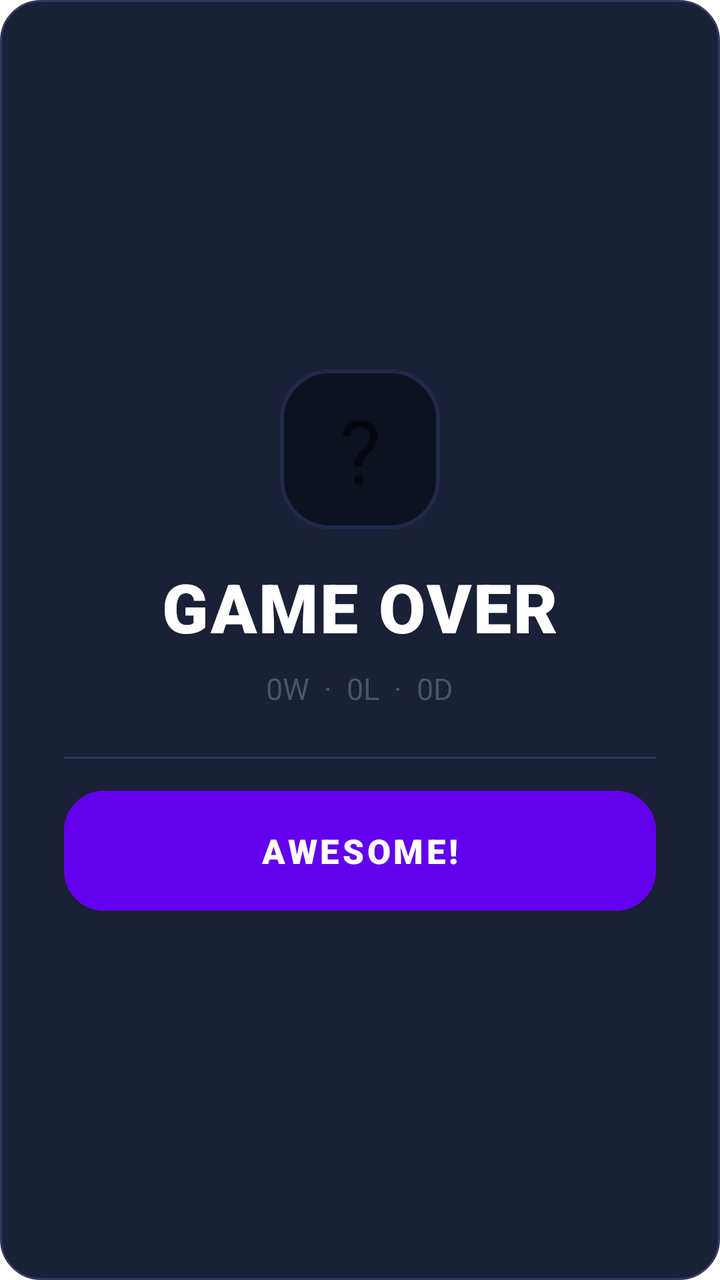
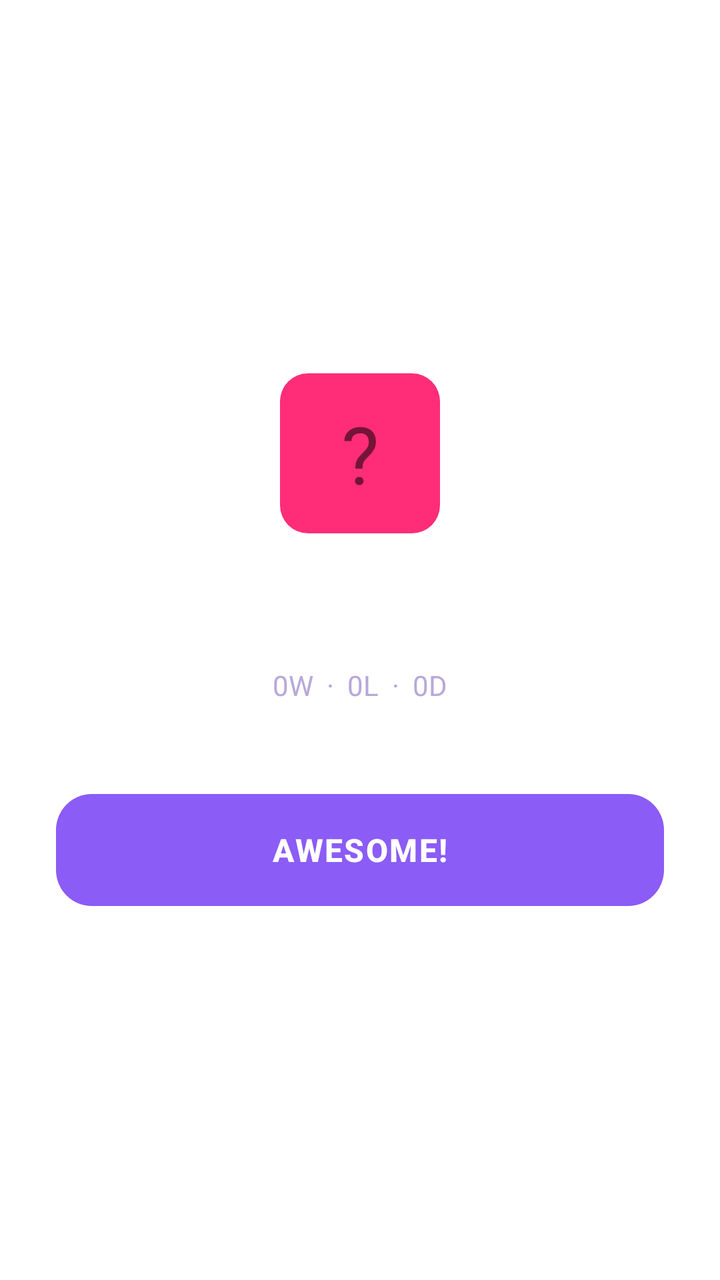

Before-and-after screenshots of an Android layout around one commit, followed by the original layout XML and the change that was made.
<!-- AndroidManifest.xml: application theme Theme.Tictactoe -->
<!-- res/layout/dialog_game_over.xml -->
<?xml version="1.0" encoding="utf-8"?>
<LinearLayout xmlns:android="http://schemas.android.com/apk/res/android"
    android:layout_width="320dp"
    android:layout_height="wrap_content"
    android:layout_gravity="center"
    android:background="@drawable/game_card"
    android:gravity="center"
    android:orientation="vertical"
    android:padding="32dp">

    
    <TextView
        android:id="@+id/tvGameOverIcon"
        android:layout_width="80dp"
        android:layout_height="80dp"
        android:gravity="center"
        android:text="?"
        android:textSize="44sp"
        android:background="@drawable/game_board_bg" />

    
    <TextView
        android:id="@+id/tvGameOverTitle"
        android:layout_width="wrap_content"
        android:layout_height="wrap_content"
        android:layout_marginTop="16dp"
        android:fontFamily="sans-serif-black"
        android:text="GAME OVER"
        android:textColor="#FFFFFF"
        android:textSize="34sp"
        android:textStyle="bold"
        android:letterSpacing="0.03" />

    
    <TextView
        android:id="@+id/tvGameOverMessage"
        android:layout_width="wrap_content"
        android:layout_height="wrap_content"
        android:layout_marginTop="8dp"
        android:layout_marginBottom="8dp"
        android:text="0W  ·  0L  ·  0D"
        android:textColor="#4A5568"
        android:textSize="15sp" />

    
    <View
        android:layout_width="match_parent"
        android:layout_height="1dp"
        android:layout_marginVertical="16dp"
        android:background="#2D3A5C" />

    
    <Button
        android:id="@+id/btnGameOverOk"
        android:layout_width="match_parent"
        android:layout_height="60dp"
        android:background="@drawable/gold_button"
        android:fontFamily="sans-serif-black"
        android:stateListAnimator="@null"
        android:text="AWESOME!"
        android:textColor="#FFFFFF"
        android:textSize="17sp"
        android:textStyle="bold" />

</LinearLayout>
<!-- resources referenced by this layout -->
<resources>
  <!-- drawable game_board_bg (drawable) -->
  <?xml version="1.0" encoding="utf-8"?>
  <shape xmlns:android="http://schemas.android.com/apk/res/android"
      android:shape="rectangle">
      <solid android:color="#0D1220" />
      <corners android:radius="24dp" />
      <stroke android:width="2dp" android:color="#1E2A4A" />
  </shape>
  <!-- drawable game_card (drawable) -->
  <?xml version="1.0" encoding="utf-8"?>
  <shape xmlns:android="http://schemas.android.com/apk/res/android"
      android:shape="rectangle">
      <solid android:color="#1A2035" />
      <corners android:radius="20dp" />
      <stroke android:width="1dp" android:color="#2D3A5C" />
  </shape>
  <!-- drawable gold_button (drawable) -->
  <?xml version="1.0" encoding="utf-8"?>
  <selector xmlns:android="http://schemas.android.com/apk/res/android">
  
      
      <item android:state_pressed="true">
          <layer-list>
              <item>
                  <shape android:shape="rectangle">
                      <solid android:color="#4C1D95" />
                      <corners android:radius="20dp" />
                  </shape>
              </item>
              <item>
                  <shape android:shape="rectangle">
                      <gradient
                          android:startColor="#7C3AED"
                          android:endColor="#6D28D9"
                          android:angle="270" />
                      <corners android:radius="20dp" />
                  </shape>
              </item>
          </layer-list>
      </item>
  
      
      <item>
          <layer-list>
              
              <item android:top="6dp">
                  <shape android:shape="rectangle">
                      <solid android:color="#3B0764" />
                      <corners android:radius="20dp" />
                  </shape>
              </item>
              
              <item android:bottom="6dp">
                  <shape android:shape="rectangle">
                      <gradient
                          android:startColor="#A855F7"
                          android:endColor="#8B5CF6"
                          android:angle="270" />
                      <corners android:radius="20dp" />
                  </shape>
              </item>
          </layer-list>
      </item>
  
  </selector>
  <style name="Theme.Tictactoe" parent="Theme.MaterialComponents.DayNight.NoActionBar">
          
          <item name="colorPrimary">@color/purple_500</item>
          <item name="colorPrimaryVariant">@color/purple_700</item>
          <item name="colorOnPrimary">@color/white</item>
          
          <item name="colorSecondary">@color/teal_200</item>
          <item name="colorSecondaryVariant">@color/teal_700</item>
          <item name="colorOnSecondary">@color/black</item>
          
          <item name="android:statusBarColor">?attr/colorPrimaryVariant</item>
          
      </style>
  <color name="purple_500">#FF6200EE</color>
  <color name="purple_700">#FF3700B3</color>
  <color name="white">#FFFFFFFF</color>
  <color name="teal_200">#FF03DAC5</color>
  <color name="teal_700">#FF018786</color>
  <color name="black">#FF000000</color>
</resources>

<!-- the commit's change to res/layout/dialog_game_over.xml (unified diff, before → after) -->
@@ -1,12 +1,12 @@
 <?xml version="1.0" encoding="utf-8"?>
 <LinearLayout xmlns:android="http://schemas.android.com/apk/res/android"
-    android:layout_width="320dp"
+    android:layout_width="300dp"
     android:layout_height="wrap_content"
     android:layout_gravity="center"
-    android:background="@drawable/game_card"
+    android:background="@drawable/bg_glass_card"
     android:gravity="center"
     android:orientation="vertical"
-    android:padding="32dp">
+    android:padding="28dp">
 
     
     <TextView
@@ -15,21 +15,20 @@
         android:layout_height="80dp"
         android:gravity="center"
         android:text="?"
-        android:textSize="44sp"
-        android:background="@drawable/game_board_bg" />
+        android:textSize="40sp"
+        android:background="@drawable/bg_x_symbol" />
 
     
     <TextView
         android:id="@+id/tvGameOverTitle"
         android:layout_width="wrap_content"
         android:layout_height="wrap_content"
-        android:layout_marginTop="16dp"
-        android:fontFamily="sans-serif-black"
+        android:layout_marginTop="18dp"
         android:text="GAME OVER"
         android:textColor="#FFFFFF"
-        android:textSize="34sp"
+        android:textSize="30sp"
         android:textStyle="bold"
-        android:letterSpacing="0.03" />
+        android:letterSpacing="0.04" />
 
     
     <TextView
@@ -37,29 +36,30 @@
         android:layout_width="wrap_content"
         android:layout_height="wrap_content"
         android:layout_marginTop="8dp"
-        android:layout_marginBottom="8dp"
+        android:layout_marginBottom="4dp"
         android:text="0W  ·  0L  ·  0D"
-        android:textColor="#4A5568"
-        android:textSize="15sp" />
+        android:textColor="@color/text_secondary"
+        android:textSize="14sp" />
 
     
     <View
         android:layout_width="match_parent"
         android:layout_height="1dp"
-        android:layout_marginVertical="16dp"
-        android:background="#2D3A5C" />
+        android:layout_marginVertical="20dp"
+        android:background="@color/glass_border" />
 
     
     <Button
         android:id="@+id/btnGameOverOk"
         android:layout_width="match_parent"
-        android:layout_height="60dp"
+        android:layout_height="56dp"
         android:background="@drawable/gold_button"
-        android:fontFamily="sans-serif-black"
         android:stateListAnimator="@null"
         android:text="AWESOME!"
+        android:textAllCaps="true"
         android:textColor="#FFFFFF"
-        android:textSize="17sp"
-        android:textStyle="bold" />
+        android:textSize="16sp"
+        android:textStyle="bold"
+        android:letterSpacing="0.05" />
 
 </LinearLayout>
<!-- resource entries referenced after the edit -->
@@ -1,88 +1,80 @@
 <!-- resources referenced by this layout -->
 <resources>
-  <!-- drawable game_board_bg (drawable) -->
+  <color name="glass_border">#33FFFFFF</color>
+  <color name="text_secondary">#FFB8A8D8</color>
+  <!-- drawable bg_glass_card (drawable) -->
   <?xml version="1.0" encoding="utf-8"?>
   <shape xmlns:android="http://schemas.android.com/apk/res/android"
       android:shape="rectangle">
-      <solid android:color="#0D1220" />
-      <corners android:radius="24dp" />
-      <stroke android:width="2dp" android:color="#1E2A4A" />
+      <solid android:color="#1AFFFFFF" />
+      <corners android:radius="20dp" />
+      <stroke android:width="1dp" android:color="#33FFFFFF" />
   </shape>
-  <!-- drawable game_card (drawable) -->
+  <!-- drawable bg_x_symbol (drawable) -->
   <?xml version="1.0" encoding="utf-8"?>
   <shape xmlns:android="http://schemas.android.com/apk/res/android"
       android:shape="rectangle">
-      <solid android:color="#1A2035" />
-      <corners android:radius="20dp" />
-      <stroke android:width="1dp" android:color="#2D3A5C" />
+      <solid android:color="#FFFF2D78" />
+      <corners android:radius="14dp" />
   </shape>
   <!-- drawable gold_button (drawable) -->
   <?xml version="1.0" encoding="utf-8"?>
   <selector xmlns:android="http://schemas.android.com/apk/res/android">
   
-      
       <item android:state_pressed="true">
-          <layer-list>
-              <item>
-                  <shape android:shape="rectangle">
-                      <solid android:color="#4C1D95" />
-                      <corners android:radius="20dp" />
-                  </shape>
-              </item>
-              <item>
-                  <shape android:shape="rectangle">
-                      <gradient
-                          android:startColor="#7C3AED"
-                          android:endColor="#6D28D9"
-                          android:angle="270" />
-                      <corners android:radius="20dp" />
-                  </shape>
-              </item>
-          </layer-list>
+          <shape android:shape="rectangle">
+              <gradient
+                  android:startColor="#5B2FA0"
+                  android:endColor="#7B4FD0"
+                  android:angle="0" />
+              <corners android:radius="18dp" />
+          </shape>
       </item>
   
-      
       <item>
-          <layer-list>
-              
-              <item android:top="6dp">
-                  <shape android:shape="rectangle">
-                      <solid android:color="#3B0764" />
-                      <corners android:radius="20dp" />
-                  </shape>
-              </item>
-              
-              <item android:bottom="6dp">
-                  <shape android:shape="rectangle">
-                      <gradient
-                          android:startColor="#A855F7"
-                          android:endColor="#8B5CF6"
-                          android:angle="270" />
-                      <corners android:radius="20dp" />
-                  </shape>
-              </item>
-          </layer-list>
+          <shape android:shape="rectangle">
+              <gradient
+                  android:startColor="#7B4FD0"
+                  android:endColor="#9B6FF0"
+                  android:angle="0" />
+              <corners android:radius="18dp" />
+          </shape>
       </item>
   
   </selector>
   <style name="Theme.Tictactoe" parent="Theme.MaterialComponents.DayNight.NoActionBar">
-          
-          <item name="colorPrimary">@color/purple_500</item>
-          <item name="colorPrimaryVariant">@color/purple_700</item>
+          <item name="colorPrimary">@color/neon_purple</item>
+          <item name="colorPrimaryVariant">@color/btn_purple_start</item>
           <item name="colorOnPrimary">@color/white</item>
-          
-          <item name="colorSecondary">@color/teal_200</item>
-          <item name="colorSecondaryVariant">@color/teal_700</item>
-          <item name="colorOnSecondary">@color/black</item>
-          
-          <item name="android:statusBarColor">?attr/colorPrimaryVariant</item>
-          
+          <item name="colorSecondary">@color/neon_cyan</item>
+          <item name="colorSecondaryVariant">@color/btn_blue_start</item>
+          <item name="colorOnSecondary">@color/white</item>
+          <item name="android:statusBarColor">@android:color/transparent</item>
+          <item name="android:windowLightStatusBar" tools:targetApi="23">false</item>
+          <item name="colorSurface">@color/game_bg_bottom</item>
+          <item name="colorOnSurface">@color/white</item>
+          <item name="switchStyle">@style/NeonSwitchStyle</item>
+          <item name="android:windowAnimationStyle">@style/GameWindowAnimation</item>
       </style>
-  <color name="purple_500">#FF6200EE</color>
-  <color name="purple_700">#FF3700B3</color>
+  <color name="neon_purple">#FF8B5CF6</color>
+  <color name="btn_purple_start">#FF7B4FD0</color>
   <color name="white">#FFFFFFFF</color>
-  <color name="teal_200">#FF03DAC5</color>
-  <color name="teal_700">#FF018786</color>
-  <color name="black">#FF000000</color>
+  <color name="neon_cyan">#FF06B6D4</color>
+  <color name="btn_blue_start">#FF1E88E5</color>
+  <color name="game_bg_bottom">#FF1A0D38</color>
+  <style name="NeonSwitchStyle" parent="Widget.MaterialComponents.CompoundButton.Switch">
+          <item name="thumbTint">@color/switch_thumb_color</item>
+          <item name="trackTint">@color/switch_track_color</item>
+      </style>
+  <style name="GameWindowAnimation" parent="@android:style/Animation.Activity">
+          <item name="android:activityOpenEnterAnimation">@anim/page_in_right</item>
+          <item name="android:activityOpenExitAnimation">@anim/page_out_left</item>
+          <item name="android:activityCloseEnterAnimation">@anim/page_in_left</item>
+          <item name="android:activityCloseExitAnimation">@anim/page_out_right</item>
+          <item name="android:taskOpenEnterAnimation">@anim/page_in_right</item>
+          <item name="android:taskOpenExitAnimation">@anim/page_out_left</item>
+          <item name="android:taskCloseEnterAnimation">@anim/page_in_left</item>
+          <item name="android:taskCloseExitAnimation">@anim/page_out_right</item>
+      </style>
 </resources>
 
